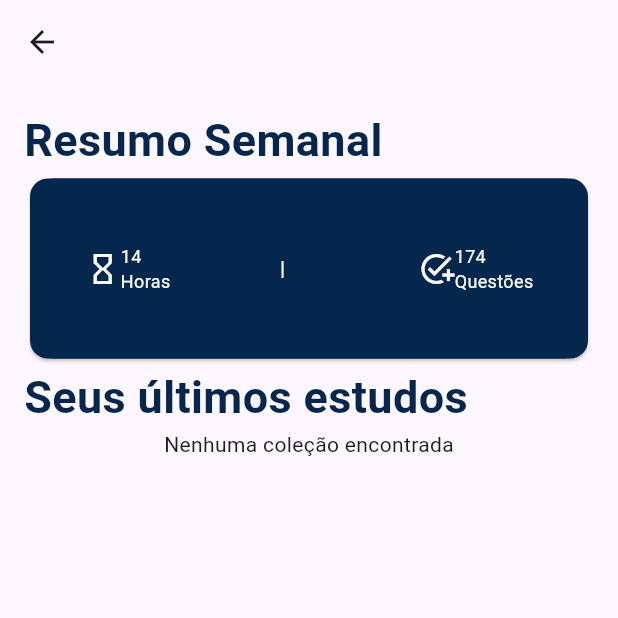
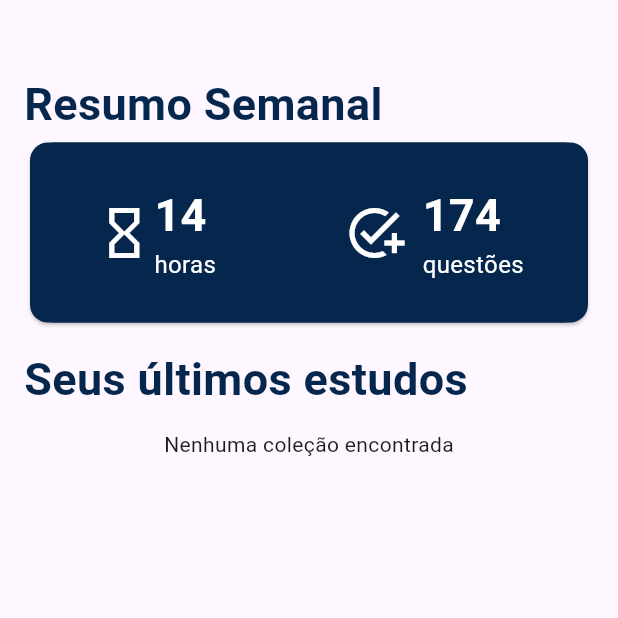
Before and after one commit to IsequielNascimento/aprendoai_front, a Flutter app: the HomePage screen opened directly, on a phone screen of 412 x 824 dp, the top half of it. Run offline on Flutter 3.47's test engine with Material 3 defaults, Android fonts, the phone set to English and light mode, and no system bars; our stand-ins replace dio, shared_preferences; accounts and stored records are empty.

Commit message:
feat: HAHAHAHAHAHHHHAAAAHAHAHAHHHA

```diff
--- /dev/null
+++ b/lib/constants/constants.dart
@@ -0,0 +1 @@
+const String baseUrl = "http://192.168.1.9:3000";
--- a/lib/modal/addSubjectModal.dart
+++ b/lib/modal/addSubjectModal.dart
@@ -1,3 +1,4 @@
+import 'package:aprendoai_front/constants/constants.dart';
 import 'package:flutter/material.dart';
 import 'package:http/http.dart' as http;
 import 'dart:convert';
@@ -29,7 +30,7 @@ class _AddSubjectModalState extends State<AddSubjectModal> {
     setState(() => isLoading = true);
 
     final response = await http.post(
-      Uri.parse("http://192.168.0.2:3000/api/user/${widget.userId}/folder/${widget.folderId}/collection"),
+      Uri.parse("$baseUrl/api/user/${widget.userId}/folder/${widget.folderId}/collection"),
       headers: {"Content-Type": "application/json"},
       body: jsonEncode({
         "nameCollection": _controller.text,
@@ -54,7 +55,7 @@ class _AddSubjectModalState extends State<AddSubjectModal> {
             subjectName: _controller.text,
             userId: widget.userId, // Passando userId
             folderId: widget.folderId, // Passando folderId
-            subjectId: subjectId,  // Passando o subjectId da resposta
+            subjectId: subjectId.toString(),  // Passando o subjectId da resposta
           ),
         ),
       );
--- a/lib/pages/home.dart
+++ b/lib/pages/home.dart
@@ -8,14 +8,12 @@ class HomePage extends StatelessWidget {
   @override
   Widget build(BuildContext context) {
     return Scaffold(
-      appBar: AppBar(
-        title: const Text(""),  // Pode ser deixado vazio se não for necessário um título
-      ),
       body: SingleChildScrollView(
-        padding: const EdgeInsets.symmetric(horizontal: 16, vertical: 16),
+        padding: const EdgeInsets.symmetric(horizontal: 16),
         child: Column(
           crossAxisAlignment: CrossAxisAlignment.start,
           children: [
+            const SizedBox(height: 48),
             Row(
               children: [
                 const Text(
@@ -29,7 +27,9 @@ class HomePage extends StatelessWidget {
               ],
             ),
             const WeeklySummary(),
-            Row(
+            Padding(
+              padding: const EdgeInsets.symmetric(vertical: 12),
+              child: Row(
                 children: [
                   const Text(
                     "Seus últimos estudos",
@@ -41,8 +41,8 @@ class HomePage extends StatelessWidget {
                   ),
                 ],
               ),
+            ),
             const ListCollectionWidget(),
-            const SizedBox(height: 8),  // Pode ser mais legível que o Padding
           ],
         ),
       ),
--- a/lib/pages/register_page.dart
+++ b/lib/pages/register_page.dart
@@ -1,3 +1,4 @@
+import 'package:aprendoai_front/constants/constants.dart';
 import 'package:flutter/material.dart';
 import 'package:dio/dio.dart';
 import 'login_page.dart';
@@ -13,14 +14,14 @@ class _RegisterPageState extends State<RegisterPage> {
   final TextEditingController nameController = TextEditingController();
   final TextEditingController lastNameController = TextEditingController();
   final TextEditingController emailController = TextEditingController();
-  final TextEditingController phoneController = TextEditingController(); // Apenas visual, pq não vi no back
+  final TextEditingController phoneController = TextEditingController();
   final TextEditingController passwordController = TextEditingController();
 
   Future<void> register() async {
     try {
       var dio = Dio();
       var response = await dio.post(
-        'http://192.168.0.2:3000/api/register', //AAAAAAAAAAAAAAAAA NADA FUNCIONA
+        '$baseUrl/api/register',
         data: {
           'firstName': nameController.text,
           'lastName': lastNameController.text,
@@ -49,6 +50,7 @@ class _RegisterPageState extends State<RegisterPage> {
   @override
   Widget build(BuildContext context) {
     return Scaffold(
+      resizeToAvoidBottomInset:true,
       body: Padding(
         padding: const EdgeInsets.all(24),
         child: Column(
--- a/lib/pages/subjects/EmptySubjectPage.dart
+++ b/lib/pages/subjects/EmptySubjectPage.dart
@@ -1,3 +1,4 @@
+import 'package:aprendoai_front/constants/constants.dart';
 import 'package:aprendoai_front/modal/addSubjectModal.dart';
 import 'package:aprendoai_front/pages/collections/emptyCollectionPage.dart';
 import 'package:aprendoai_front/pages/subjects/listSubject.dart';
@@ -50,7 +51,7 @@ class _EmptySubjectPageState extends State<EmptySubjectPage> {
     }
 
     final url = Uri.parse(
-      "http://192.168.0.2:3000/api/user/${widget.userId}/folder/${widget.folderId}/collection/${widget.subjectId}/summary?generatedIA=true",
+      "$baseUrl/api/user/${widget.userId}/folder/${widget.folderId}/collection/${widget.subjectId}/summary?generatedIA=true",
     );
 
     try {
--- a/lib/widgets/weekly_summary.dart
+++ b/lib/widgets/weekly_summary.dart
@@ -11,10 +11,8 @@ class _WeeklySummaryState extends State<WeeklySummary> {
   @override
   Widget build(BuildContext context) {
     return Center(
-
-      child: Stack(
-        children:[ Card(
-
+        child: Stack(children: [
+      Card(
         color: Color.fromRGBO(5, 39, 77, 1),
         child: Container(
           height: 120,
@@ -32,14 +30,13 @@ class _WeeklySummaryState extends State<WeeklySummary> {
                 children: [
                   //Total horas row
                   Row(
-
                     children: [
-
                       Column(
                         children: [
                           Icon(
                             Icons.hourglass_empty,
                             color: Colors.white,
+                            size: 40,
                           ),
                         ],
                       ),
@@ -50,36 +47,31 @@ class _WeeklySummaryState extends State<WeeklySummary> {
                             '14', // total horas
 
                             style: TextStyle(
-                            fontSize: 12,
+                                fontSize: 30,
                                 color: Colors.white,
+                                fontWeight: FontWeight.bold),
                           ),
-                        ),
-                        const Text("Horas",
+                          const Text("horas",
                               style: TextStyle(
-                              fontSize: 12,
+                                fontSize: 16,
                                 color: Colors.white,
                               )),
                         ],
                       ),
                     ],
                   ),
-                Text(
-                  "|",
-                  style: TextStyle(color: Colors.white),
-                ),
-
-                // Total Questões Row
                   Row(
                     children: [
-                    Padding(padding: EdgeInsets.only(right: 16)),
                       Column(
                         children: [
                           Icon(
                             Icons.add_task,
                             color: Colors.white,
+                            size: 40,
                           )
                         ],
                       ),
+                      const SizedBox(width: 12),
                       Column(
                         crossAxisAlignment: CrossAxisAlignment.start,
                         children: [
@@ -87,13 +79,13 @@ class _WeeklySummaryState extends State<WeeklySummary> {
                             '174', // total questões
 
                             style: TextStyle(
-                            fontSize: 12,
+                                fontSize: 30,
                                 color: Colors.white,
+                                fontWeight: FontWeight.bold),
                           ),
-                        ),
-                        const Text("Questões",
+                          const Text("questões",
                               style: TextStyle(
-                              fontSize: 12,
+                                fontSize: 16,
                                 color: Colors.white,
                               )),
                         ],
@@ -106,7 +98,6 @@ class _WeeklySummaryState extends State<WeeklySummary> {
           ),
         ),
       ),
-      ])
-    );
+    ]));
   }
 }
```
Also changed, not shown: lib/pages/collectionPage.dart (+16 -28 lines), lib/pages/collections/listCollection.dart (+3 -5 lines), lib/pages/login_page.dart (+9 -4 lines), lib/pages/subjects/quiz_cards_page.dart (+15 -39 lines), lib/pages/subjects/subjectDetailPage.dart (+10 -3 lines), lib/pages/subjects/subjectPage.dart (+10 -5 lines), assets/teste.png. Lines whose indentation alone changed are shown as unchanged.
